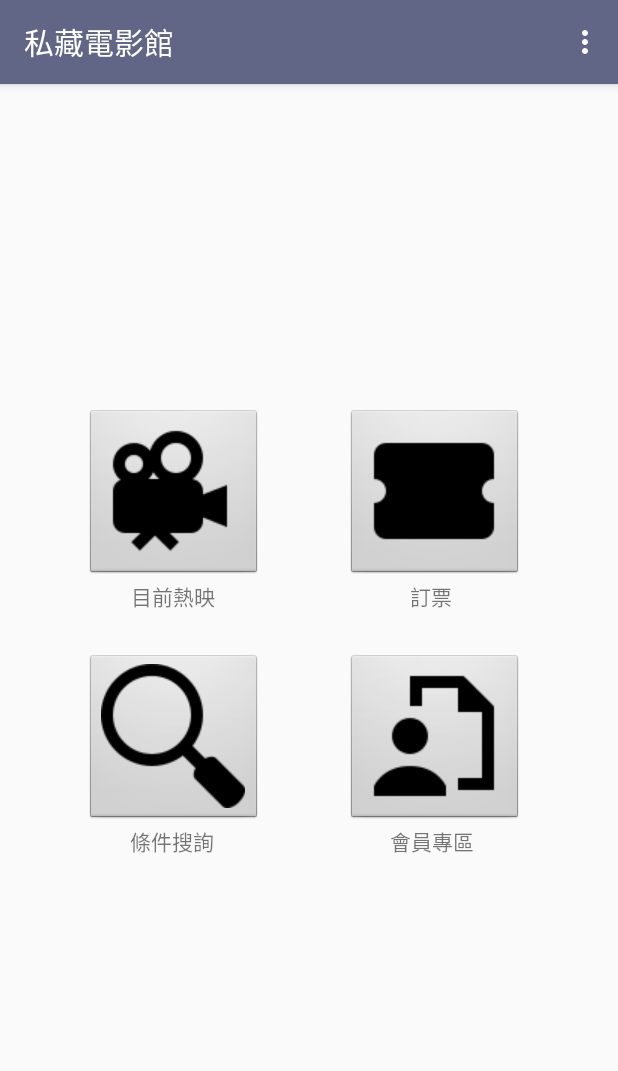
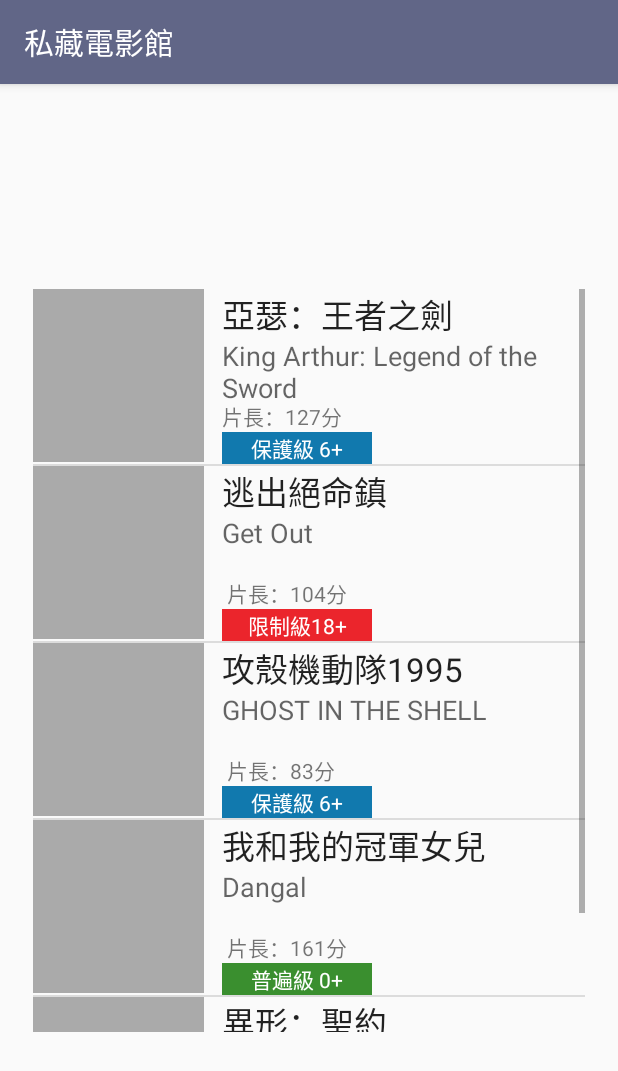
Before and after one commit to zander363/PrivateTheater, an Android app: the screen it shows after launch (MainActivity before the commit, MovieListActivity after it), after a tap on an icon or button, on a phone screen of 412 x 824 dp. Shown: the top 1071 px of the screen. Run offline under Robolectric (Android 15) with nearby library versions, the phone set to English and light mode, and no system bars.

Commit message:
add MovieListAct. But it should pass a list into the activity by bundle.

```diff
--- a/app/src/main/AndroidManifest.xml
+++ b/app/src/main/AndroidManifest.xml
@@ -22,12 +22,14 @@
             </intent-filter>
         </activity>
         <activity android:name=".LoggingActivity" />
-        <activity android:name=".BookingActivity"
+        <activity
+            android:name=".BookingActivity"
             android:label="立即訂票" />
         <activity android:name=".RefundingActivity" />
         <activity android:name=".SearchingActivity" />
         <activity android:name=".SearchingTimeActivity" />
         <activity android:name=".SearchingRatingActivity" />
+        <activity android:name=".MovieListActivity"></activity>
     </application>
 
 </manifest>
--- a/app/src/main/java/com/mrb/test/ooad/MainActivity.java
+++ b/app/src/main/java/com/mrb/test/ooad/MainActivity.java
@@ -51,12 +51,12 @@ public class MainActivity extends AppCompatActivity {
                 public void onClick(View v) {
                     doubleBackToExitPressedOnce = false;
                     // TODO    make a ListView to show the movie List
-                    /*
+
                     Intent intent = new Intent();
-                    intent.setClass(MainActivity.this, RefundingActivity.class);
+                    intent.setClass(MainActivity.this, MovieListActivity.class);
                     startActivity(intent);
-                    */
-                    Toast.makeText(MainActivity.this, "功能尚未開放", Toast.LENGTH_LONG).show();
+
+                    //Toast.makeText(MainActivity.this, "功能尚未開放", Toast.LENGTH_LONG).show();
                 }
             });
             booking.setOnClickListener(new View.OnClickListener() {
@@ -122,7 +122,6 @@ public class MainActivity extends AppCompatActivity {
                 return true;
             case R.id.action_settings:
                 return true;
-            // TODO if already log in should turn to log out
             case R.id.action_logging:
                 SharedPreferences setting;
                 setting = getSharedPreferences("user", MODE_PRIVATE);
--- /dev/null
+++ b/app/src/main/java/com/mrb/test/ooad/MovieListActivity.java
@@ -0,0 +1,46 @@
+package com.mrb.test.ooad;
+
+import android.support.v7.app.AppCompatActivity;
+import android.os.Bundle;
+import android.view.View;
+import android.view.ViewGroup;
+import android.widget.ListAdapter;
+import android.widget.ListView;
+import android.widget.Toast;
+
+import com.mrb.test.MOVIE.Movie;
+
+import java.util.ArrayList;
+import java.util.List;
+
+public class MovieListActivity extends AppCompatActivity {
+    private ListView listV;
+    private MovieListAdapter adapter;
+
+    @Override
+    protected void onCreate(Bundle savedInstanceState) {
+        try {
+            super.onCreate(savedInstanceState);
+            setContentView(R.layout.activity_movie_list);
+
+            //------
+            //This Block is for test
+            //The real one should transfer by bundle
+            List<MovieOnList> movie_list = new ArrayList<>();
+            movie_list.add(new MovieOnList("亞瑟：王者之劍", "King Arthur: Legend of the Sword", "片長：127分", 1));
+            movie_list.add(new MovieOnList("逃出絕命鎮", "Get Out", " 片長：104分 ", 3));
+            movie_list.add(new MovieOnList("攻殼機動隊1995", "GHOST IN THE SHELL", " 片長：83分 ", 1));
+            movie_list.add(new MovieOnList("我和我的冠軍女兒", "Dangal", " 片長：161分 ", 0));
+            movie_list.add(new MovieOnList("異形：聖約", "Alien: Covenant ", " 片長：122分 ", 2));
+            //
+            //------
+
+            listV = (ListView) findViewById(R.id.movie_list);
+
+            adapter = new MovieListAdapter(MovieListActivity.this, movie_list);
+            listV.setAdapter(adapter);
+        }catch (Exception e){
+            Toast.makeText(MovieListActivity.this, e.getMessage(), Toast.LENGTH_LONG).show();
+        }
+    }
+}
--- /dev/null
+++ b/app/src/main/java/com/mrb/test/ooad/MovieListAdapter.java
@@ -0,0 +1,80 @@
+package com.mrb.test.ooad;
+
+import android.content.Context;
+import android.graphics.Color;
+import android.view.LayoutInflater;
+import android.view.View;
+import android.view.ViewGroup;
+import android.widget.BaseAdapter;
+import android.widget.TextView;
+
+import java.util.List;
+
+/**
+ * Created by Mr.B on 2018/2/25.
+ */
+
+public class MovieListAdapter extends BaseAdapter {
+    private LayoutInflater myInflater;
+    private List<MovieOnList> movies;
+
+    public MovieListAdapter(Context context, List<MovieOnList> movie){
+        myInflater = LayoutInflater.from(context);
+        this.movies = movie;
+    }
+    @Override
+    public int getCount() {
+        return movies.size();
+    }
+    @Override
+    public Object getItem(int arg0) {
+        return movies.get(arg0);
+    }
+
+    @Override
+    public long getItemId(int position) {
+        return position;
+    }
+
+    private class ViewHolder {
+        TextView title;
+        TextView subTitle;
+        TextView time;
+        TextView classification;
+        public ViewHolder(TextView title, TextView subTitle, TextView time, TextView classification) {
+            this.title = title;
+            this.subTitle = subTitle;
+            this.time = time;
+            this.classification = classification;
+        }
+    }
+    @Override
+    public View getView(int position, View convertView, ViewGroup parent) {
+        ViewHolder holder = null;
+        if(convertView==null){
+            convertView = myInflater.inflate(R.layout.movie_list, null);
+            holder = new ViewHolder(
+                    (TextView) convertView.findViewById(R.id.textTitle),
+                    (TextView) convertView.findViewById(R.id.textSubTitle),
+                    (TextView) convertView.findViewById(R.id.textTime),
+                    (TextView) convertView.findViewById(R.id.textClassification)
+            );
+            convertView.setTag(holder);
+        }else{
+            holder = (ViewHolder) convertView.getTag();
+        }
+
+        MovieOnList movie = (MovieOnList) getItem(position);
+        String text_class[] = {"普遍級 0+","保護級 6+","輔12級 12+","限制級18+"};
+        int color_class[] = {0xFF3A8F2F,0xFF1179AE,0xFFF2B320,0xFFEB252C};
+
+        int type_num = movie.getClassification();
+        holder.classification.setBackgroundColor(color_class[type_num]);
+        holder.classification.setText(text_class[type_num]);
+        holder.title.setText(movie.getName());
+        holder.subTitle.setText(movie.getSubTitle());
+        holder.time.setText(movie.getTime());
+
+        return convertView;
+    }
+}
--- /dev/null
+++ b/app/src/main/java/com/mrb/test/ooad/MovieOnList.java
@@ -0,0 +1,43 @@
+package com.mrb.test.ooad;
+
+/**
+ * Created by Mr.B on 2018/2/25.
+ */
+
+public class MovieOnList {
+    private String name;
+    private String subTitle;
+    private String time;
+    private int classification;
+
+    public MovieOnList(String name, String subTitle, String time, int classification) {
+        this.name = name;
+        this.subTitle = subTitle;
+        this.time = time;
+        this.classification = classification;
+    }
+    public int getClassification(){
+        return classification;
+    }
+    public void setClassification(int classification){
+        this.classification = classification;
+    }
+    public String getName(){
+        return name;
+    }
+    public void setName(String name){
+        this.name = name;
+    }
+    public String getSubTitle(){
+        return subTitle;
+    }
+    public void setSubTitle(String subTitle){
+        this.subTitle = subTitle;
+    }
+    public String getTime(){
+        return time;
+    }
+    public void setTime(String time){
+        this.time = time;
+    }
+}
--- /dev/null
+++ b/app/src/main/res/layout/activity_movie_list.xml
@@ -0,0 +1,28 @@
+<?xml version="1.0" encoding="utf-8"?>
+<android.support.constraint.ConstraintLayout xmlns:android="http://schemas.android.com/apk/res/android"
+    xmlns:app="http://schemas.android.com/apk/res-auto"
+    xmlns:tools="http://schemas.android.com/tools"
+    android:layout_width="match_parent"
+    android:layout_height="match_parent"
+    tools:context="com.mrb.test.ooad.MovieListActivity">
+
+
+    <LinearLayout
+        android:layout_width="368dp"
+        android:layout_height="495dp"
+        android:layout_marginBottom="8dp"
+        android:layout_marginEnd="8dp"
+        android:layout_marginStart="8dp"
+        android:layout_marginTop="8dp"
+        android:orientation="vertical"
+        app:layout_constraintBottom_toBottomOf="parent"
+        app:layout_constraintEnd_toEndOf="parent"
+        app:layout_constraintStart_toStartOf="parent"
+        app:layout_constraintTop_toTopOf="parent">
+
+        <ListView
+            android:id="@+id/movie_list"
+            android:layout_width="match_parent"
+            android:layout_height="wrap_content" />
+    </LinearLayout>
+</android.support.constraint.ConstraintLayout>
--- a/app/src/main/res/layout/activity_searching_rating.xml
+++ b/app/src/main/res/layout/activity_searching_rating.xml
@@ -26,10 +26,11 @@
 
             <Switch
                 android:id="@+id/switch2"
-                android:layout_width="100dp"
+                android:layout_width="55dp"
                 android:layout_height="wrap_content"
                 android:layout_weight="1"
-                android:text="高於"
+                android:checked="true"
+                android:text="低於"
                 android:textAlignment="center"
                 android:textAppearance="@style/TextAppearance.AppCompat.Body1" />
 
@@ -37,7 +38,7 @@
                 android:layout_width="wrap_content"
                 android:layout_height="wrap_content"
                 android:layout_weight="1"
-                android:text="低於"
+                android:text="高於"
                 android:textAlignment="center"
                 android:textAppearance="@style/TextAppearance.AppCompat.Body1" />
         </LinearLayout>
--- /dev/null
+++ b/app/src/main/res/layout/movie_list.xml
@@ -0,0 +1,58 @@
+<?xml version="1.0" encoding="utf-8"?>
+<LinearLayout xmlns:android="http://schemas.android.com/apk/res/android"
+    xmlns:app="http://schemas.android.com/apk/res-auto"
+    android:layout_width="match_parent"
+    android:layout_height="wrap_content"
+    android:orientation="horizontal">
+
+
+    <ImageView
+        android:id="@+id/imageView"
+        android:layout_width="240dp"
+        android:layout_height="115dp"
+        android:layout_weight="1"
+        android:background="@android:color/darker_gray" />
+
+    <Space
+        android:layout_width="138dp"
+        android:layout_height="115dp"
+        android:layout_weight="1" />
+
+    <LinearLayout
+        android:layout_width="match_parent"
+        android:layout_height="wrap_content"
+        android:layout_weight="1"
+        android:orientation="vertical">
+
+        <TextView
+            android:id="@+id/textTitle"
+            android:layout_width="match_parent"
+            android:layout_height="32dp"
+            android:text="電影名稱"
+            android:textAppearance="?android:attr/textAppearanceLarge" />
+
+        <TextView
+            android:id="@+id/textSubTitle"
+            android:layout_width="match_parent"
+            android:layout_height="42dp"
+            android:text="movie name"
+            android:textAppearance="?android:attr/textAppearanceMedium" />
+
+        <TextView
+            android:id="@+id/textTime"
+            android:layout_width="wrap_content"
+            android:layout_height="wrap_content"
+            android:text="片長: 155分鐘"
+            android:textAppearance="?android:attr/textAppearanceSmall" />
+
+        <TextView
+            android:id="@+id/textClassification"
+            android:layout_width="100dp"
+            android:layout_height="wrap_content"
+            android:background="#3a8f2f"
+            android:text="普遍級 0+"
+            android:textAlignment="center"
+            android:textAppearance="?android:attr/textAppearance"
+            android:textColor="#ffffff" />
+    </LinearLayout>
+</LinearLayout>
```
Also changed, not shown: app/src/main/java/com/mrb/test/MOVIE/Movie.java (+1 -1 lines), app/src/main/java/com/mrb/test/ooad/SearchingTimeActivity.java (+0 -1 lines).
